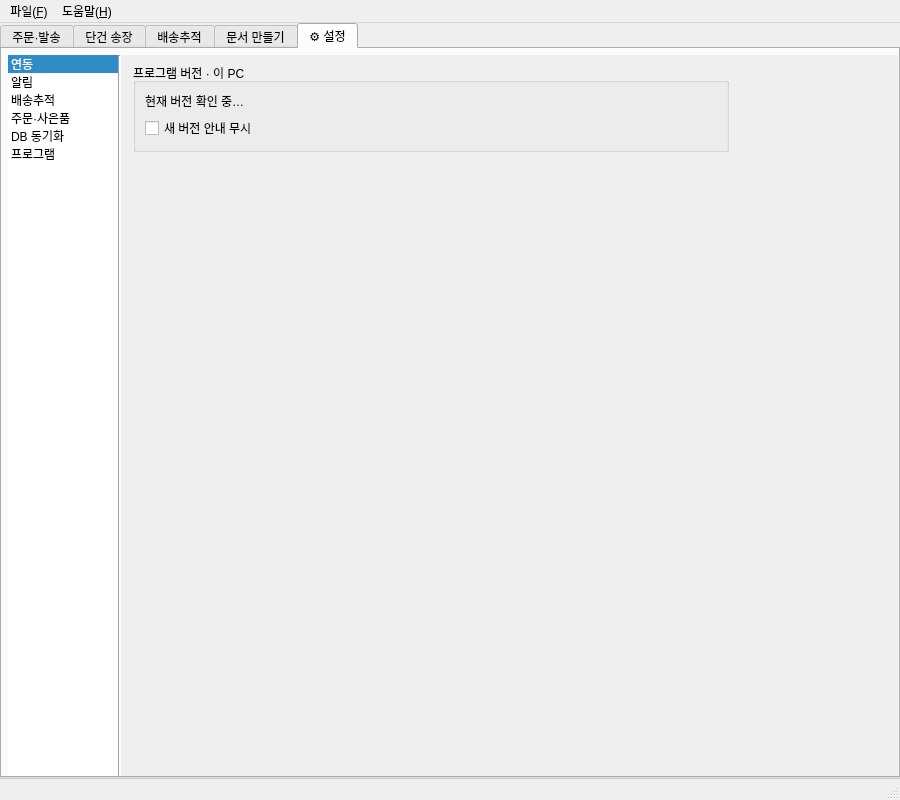
First picture: the form in ui/main_window.ui, repository Peanut0711/easy-fulfill, before the edit.
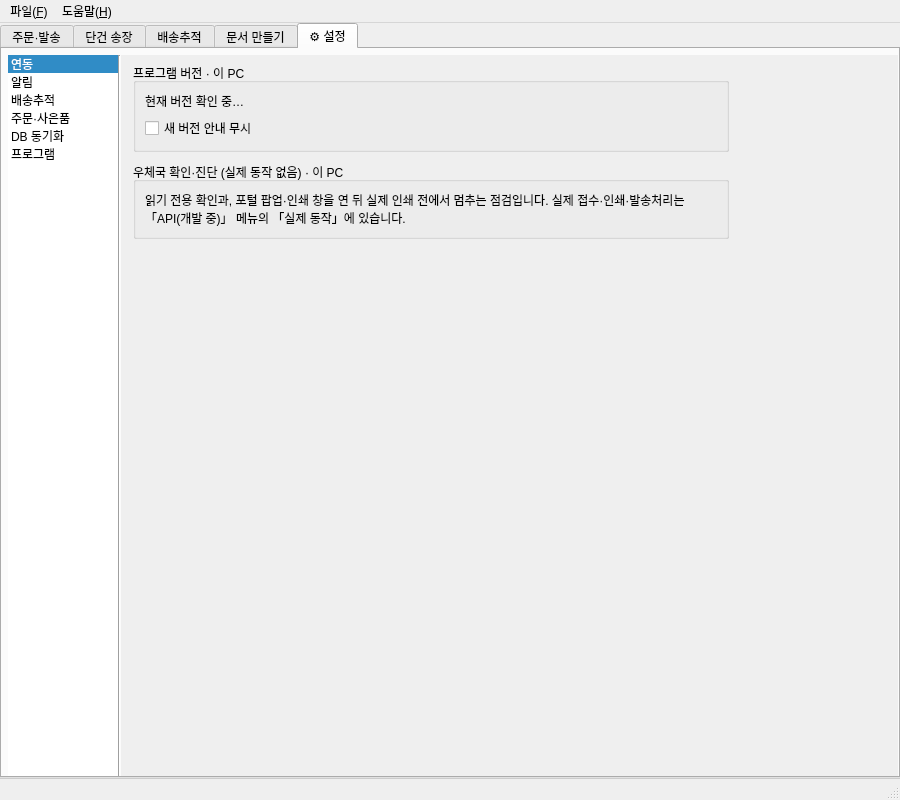
Second picture: the form after the edit. The open tabs and pages were chosen to show the change.

Commit message: feat(ui): API 메뉴를 정리하고 확인·진단을 설정 탭으로 이동

Diff of the .ui file:
```diff
--- a/ui/main_window.ui
+++ b/ui/main_window.ui
@@ -2092,6 +2092,31 @@
               </layout>
              </widget>
             </item>
+            <item>
+             <widget class="QGroupBox" name="groupBox_epost_diagnostics">
+              <property name="title">
+               <string>우체국 확인·진단 (실제 동작 없음) · 이 PC</string>
+              </property>
+              <layout class="QVBoxLayout" name="verticalLayout_epost_diagnostics">
+               <item>
+                <widget class="QLabel" name="label_epost_diagnostics_intro">
+                 <property name="text">
+                  <string>읽기 전용 확인과, 포털 팝업·인쇄 창을 연 뒤 실제 인쇄 전에서 멈추는 점검입니다. 실제 접수·인쇄·발송처리는 「API(개발 중)」 메뉴의 「실제 동작」에 있습니다.</string>
+                 </property>
+                 <property name="wordWrap">
+                  <bool>true</bool>
+                 </property>
+                </widget>
+               </item>
+               <item>
+                <layout class="QGridLayout" name="gridLayout_epost_diagnostics">
+                 <property name="horizontalSpacing"><number>8</number></property>
+                 <property name="verticalSpacing"><number>6</number></property>
+                </layout>
+               </item>
+              </layout>
+             </widget>
+            </item>
             <item>
              <spacer name="verticalSpacer_settings_program">
               <property name="orientation">
```
The commit also changes 6 other files.
